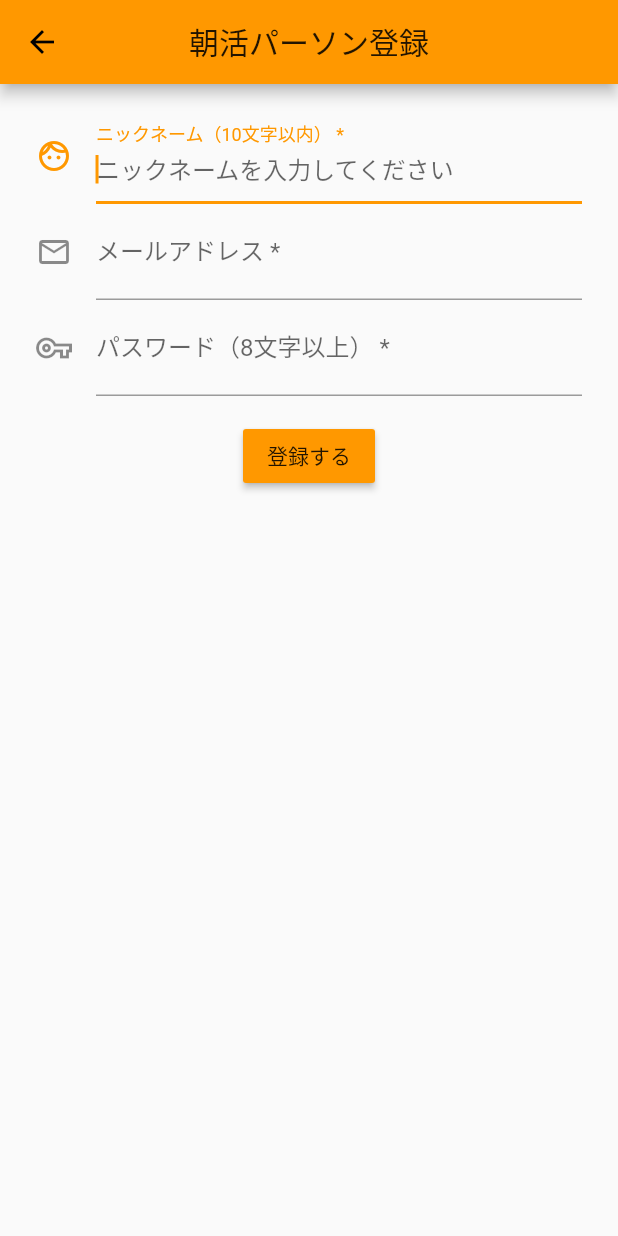
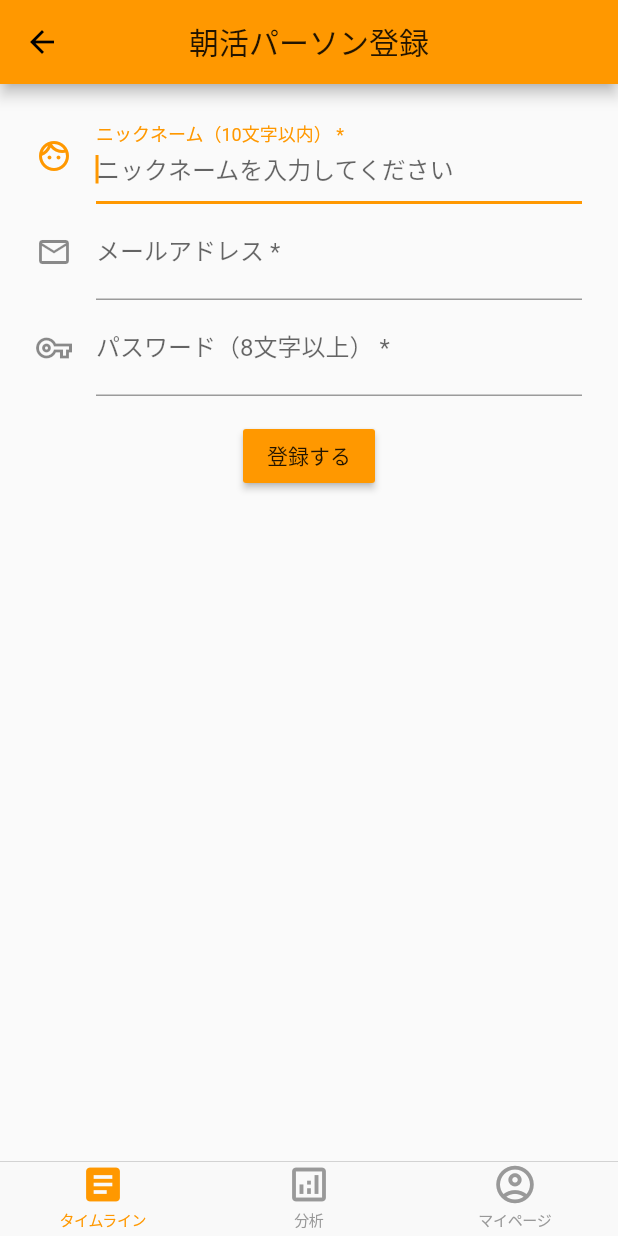
Before and after one commit to bestriser/ohayo_post_app, a Flutter app: the screen it shows after launch, after a tap on "登録", on a phone screen of 412 x 824 dp. Run offline on Flutter 3.47's test engine with Material 2 defaults, Android fonts, the light colour scheme and no system bars; our stand-ins replace cloud_firestore, firebase_auth, firebase_core; accounts and stored records are empty.

Commit message:
#20 ボトムナビゲーションバーを追加して、タイムライン画面・分析画面・マイページ画面を切り替えられるようにした

```diff
--- a/lib/app.dart
+++ b/lib/app.dart
@@ -1,7 +1,7 @@
 import 'package:flutter/cupertino.dart';
 import 'package:flutter/material.dart';
 import 'package:ohayo_post_app/notifier/firebase_notifier.dart';
-import 'package:ohayo_post_app/screen/home/home_screen.dart';
+import 'package:ohayo_post_app/screen/root/root_screen.dart';
 import 'package:provider/provider.dart';
 
 class App extends StatelessWidget {
@@ -46,7 +46,7 @@ class App extends StatelessWidget {
 
           // Firebaseのinitializeの完了後
           if (firebaseNtf.isInitialized) {
-            return HomeScreen('おはようポスト');
+            return RootScreen();
           }
 
           // Firebaseのinitializeの完了待ち
--- /dev/null
+++ b/lib/screen/analysis/analysis_screen.dart
@@ -0,0 +1,10 @@
+import 'package:flutter/material.dart';
+
+class AnalysisScreen extends StatelessWidget {
+  const AnalysisScreen(this.title);
+  final String title;
+  @override
+  Widget build(BuildContext context) {
+    return Scaffold(appBar: AppBar(title: Text(title)));
+  }
+}
--- a/lib/screen/home/home_screen.dart
+++ b/lib/screen/home/home_screen.dart
@@ -58,7 +58,9 @@ class HomeScreen extends StatelessWidget {
       ),
       floatingActionButton: !firebaseNtf.isLoggedIn
           ? const SizedBox.shrink()
-          : FloatingActionButton(
+          : Padding(
+              padding: const EdgeInsets.fromLTRB(0, 0, 5, 70),
+              child: FloatingActionButton(
                 onPressed: () {
                   Navigator.push(
                     context,
@@ -70,6 +72,7 @@ class HomeScreen extends StatelessWidget {
                 tooltip: 'NavigatorPushSendingScreen',
                 child: Icon(Icons.add),
               ),
+            ),
     );
   }
 }
--- /dev/null
+++ b/lib/screen/my_page/my_page_screen.dart
@@ -0,0 +1,10 @@
+import 'package:flutter/material.dart';
+
+class MyPageScreen extends StatelessWidget {
+  const MyPageScreen(this.title);
+  final String title;
+  @override
+  Widget build(BuildContext context) {
+    return Scaffold(appBar: AppBar(title: Text(title)));
+  }
+}
--- /dev/null
+++ b/lib/screen/root/root_screen.dart
@@ -0,0 +1,62 @@
+import 'package:flutter/cupertino.dart';
+import 'package:flutter/material.dart';
+import 'package:ohayo_post_app/screen/analysis/analysis_screen.dart';
+import 'package:ohayo_post_app/screen/home/home_screen.dart';
+import 'package:ohayo_post_app/screen/my_page/my_page_screen.dart';
+
+class RootScreen extends StatelessWidget {
+  @override
+  Widget build(BuildContext context) {
+    return CupertinoTabScaffold(
+      tabBuilder: (context, index) {
+        switch (index) {
+          case 0:
+            return CupertinoTabView(
+              builder: (context) {
+                return CupertinoPageScaffold(
+                  child: HomeScreen('タイムライン'), // 表示したい画面のWidget
+                );
+              },
+            );
+          case 1:
+            return CupertinoTabView(
+              builder: (context) {
+                return CupertinoPageScaffold(
+                  child: AnalysisScreen('分析'), // 表示したい画面のWidget
+                );
+              },
+            );
+          case 2:
+            return CupertinoTabView(
+              builder: (context) {
+                return CupertinoPageScaffold(
+                  child: MyPageScreen('自分'), // 表示したい画面のWidget
+                );
+              },
+            );
+          default:
+            return null;
+        }
+      },
+      tabBar: CupertinoTabBar(
+        items: <BottomNavigationBarItem>[
+          BottomNavigationBarItem(
+            icon: Icon(Icons.article_outlined),
+            activeIcon: Icon(Icons.article, color: Colors.orange),
+            label: 'タイムライン',
+          ),
+          BottomNavigationBarItem(
+            icon: Icon(Icons.analytics_outlined),
+            activeIcon: Icon(Icons.analytics, color: Colors.orange),
+            label: '分析',
+          ),
+          BottomNavigationBarItem(
+            icon: Icon(Icons.account_circle_outlined),
+            activeIcon: Icon(Icons.account_circle, color: Colors.orange),
+            label: 'マイページ',
+          ),
+        ],
+      ),
+    );
+  }
+}
```
Lines whose indentation alone changed are shown as unchanged.
